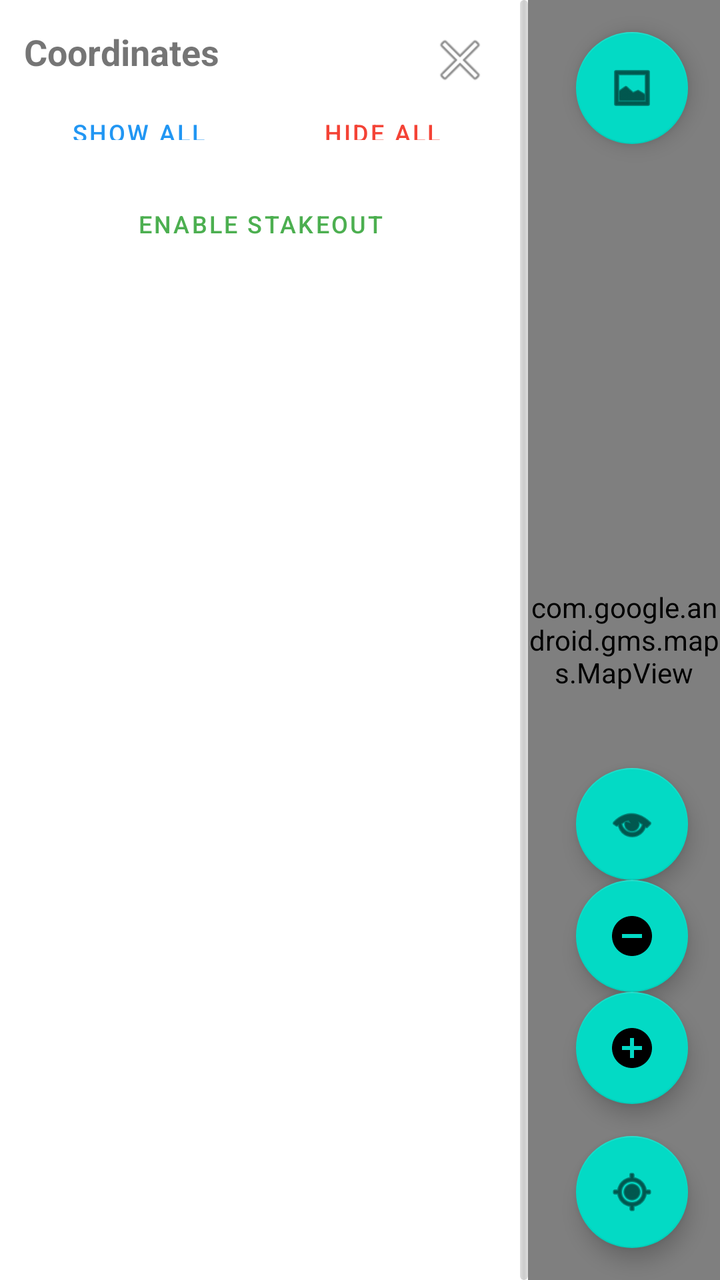
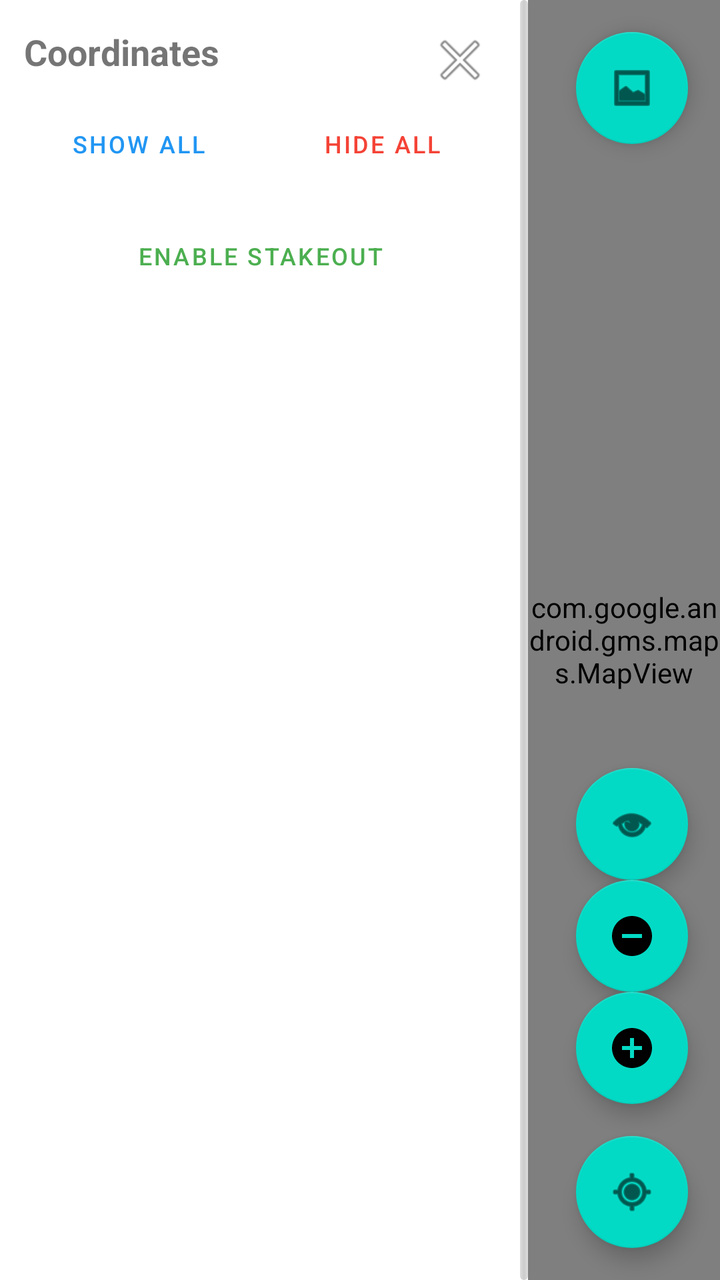

Two renders of the same Android screen: before a commit and after it. Below are the layout's source before the change and the commit's diff.
<!-- AndroidManifest.xml: application theme Theme.SurveyingApp -->
<!-- res/layout/fragment_render_map.xml -->
<?xml version="1.0" encoding="utf-8"?>
<LinearLayout xmlns:android="http://schemas.android.com/apk/res/android"
    android:layout_width="match_parent"
    android:layout_height="match_parent"
    android:orientation="horizontal">

    
    <LinearLayout
        android:id="@+id/left_panel"
        android:layout_width="260dp"
        android:layout_height="match_parent"
        android:background="#FFFFFF"
        android:orientation="vertical"
        android:padding="12dp">

        <LinearLayout
            android:layout_width="match_parent"
            android:layout_height="wrap_content"
            android:gravity="center_vertical"
            android:orientation="horizontal">

            <TextView
                android:id="@+id/left_panel_title"
                android:layout_width="0dp"
                android:layout_height="wrap_content"
                android:layout_weight="1"
                android:paddingBottom="8dp"
                android:text="Coordinates"
                android:textSize="18sp"
                android:textStyle="bold" />

            <ImageButton
                android:id="@+id/btn_collapse_panel"
                android:layout_width="36dp"
                android:layout_height="36dp"
                android:background="@android:color/transparent"
                android:contentDescription="Collapse"
                android:src="@android:drawable/ic_menu_close_clear_cancel" />
        </LinearLayout>

        
        <LinearLayout
            android:layout_width="match_parent"
            android:layout_height="wrap_content"
            android:gravity="center"
            android:orientation="horizontal"
            android:paddingBottom="8dp">

            <Button
                android:id="@+id/btn_show_all"
                android:layout_width="0dp"
                android:layout_height="32dp"
                android:layout_marginEnd="4dp"
                android:layout_weight="1"
                android:background="?android:attr/selectableItemBackground"
                android:text="Show All"
                android:textColor="#2196F3"
                android:textSize="12sp" />

            <Button
                android:id="@+id/btn_hide_all"
                android:layout_width="0dp"
                android:layout_height="32dp"
                android:layout_marginStart="4dp"
                android:layout_weight="1"
                android:background="?android:attr/selectableItemBackground"
                android:text="Hide All"
                android:textColor="#F44336"
                android:textSize="12sp" />
        </LinearLayout>

        
        <LinearLayout
            android:id="@+id/stakeout_panel"
            android:layout_width="match_parent"
            android:layout_height="wrap_content"
            android:layout_marginBottom="8dp"
            android:background="#F5F5F5"
            android:orientation="vertical"
            android:padding="8dp"
            android:visibility="gone">

            <LinearLayout
                android:layout_width="match_parent"
                android:layout_height="wrap_content"
                android:gravity="center_vertical"
                android:orientation="horizontal">

                <TextView
                    android:layout_width="0dp"
                    android:layout_height="wrap_content"
                    android:layout_weight="1"
                    android:text="Stakeout"
                    android:textSize="16sp"
                    android:textStyle="bold" />

                <Button
                    android:id="@+id/btn_clear_stakeout"
                    android:layout_width="wrap_content"
                    android:layout_height="28dp"
                    android:background="?android:attr/selectableItemBackground"
                    android:paddingHorizontal="8dp"
                    android:text="Clear"
                    android:textColor="#F44336"
                    android:textSize="10sp" />
            </LinearLayout>

            <TextView
                android:id="@+id/txt_stakeout_target"
                android:layout_width="match_parent"
                android:layout_height="wrap_content"
                android:paddingTop="4dp"
                android:text="Target: Tap map to set"
                android:textColor="#666666"
                android:textSize="12sp" />

            <LinearLayout
                android:layout_width="match_parent"
                android:layout_height="wrap_content"
                android:orientation="horizontal"
                android:paddingTop="8dp">

                <LinearLayout
                    android:layout_width="0dp"
                    android:layout_height="wrap_content"
                    android:layout_weight="1"
                    android:gravity="center"
                    android:orientation="vertical">

                    <TextView
                        android:layout_width="wrap_content"
                        android:layout_height="wrap_content"
                        android:text="Distance"
                        android:textColor="#888888"
                        android:textSize="10sp" />

                    <TextView
                        android:id="@+id/txt_stakeout_distance"
                        android:layout_width="wrap_content"
                        android:layout_height="wrap_content"
                        android:text="--"
                        android:textSize="16sp"
                        android:textStyle="bold" />
                </LinearLayout>

                <LinearLayout
                    android:layout_width="0dp"
                    android:layout_height="wrap_content"
                    android:layout_weight="1"
                    android:gravity="center"
                    android:orientation="vertical">

                    <TextView
                        android:layout_width="wrap_content"
                        android:layout_height="wrap_content"
                        android:text="Bearing"
                        android:textColor="#888888"
                        android:textSize="10sp" />

                    <TextView
                        android:id="@+id/txt_stakeout_bearing"
                        android:layout_width="wrap_content"
                        android:layout_height="wrap_content"
                        android:text="--"
                        android:textSize="16sp"
                        android:textStyle="bold" />
                </LinearLayout>

            </LinearLayout>
        </LinearLayout>

        
        <Button
            android:id="@+id/btn_toggle_stakeout"
            android:layout_width="match_parent"
            android:layout_height="wrap_content"
            android:layout_marginBottom="8dp"
            android:background="?android:attr/selectableItemBackground"
            android:text="Enable Stakeout"
            android:textColor="#4CAF50"
            android:textSize="12sp" />

        <androidx.recyclerview.widget.RecyclerView
            android:id="@+id/coordinate_toggle_list"
            android:layout_width="match_parent"
            android:layout_height="0dp"
            android:layout_weight="1" />

        <TextView
            android:id="@+id/left_panel_placeholder"
            android:layout_width="match_parent"
            android:layout_height="wrap_content"
            android:text="No coordinates"
            android:textColor="#555555"
            android:textSize="14sp"
            android:visibility="gone" />
    </LinearLayout>

    
    <View
        android:id="@+id/panel_handle"
        android:layout_width="4dp"
        android:layout_height="match_parent"
        android:background="@drawable/panel_handle_grip"
        android:contentDescription="Drag handle" />

    
    <FrameLayout
        android:layout_width="0dp"
        android:layout_height="match_parent"
        android:layout_weight="1">

        <com.google.android.gms.maps.MapView
            android:id="@+id/mapView"
            android:layout_width="match_parent"
            android:layout_height="match_parent" />

        <TextView
            android:id="@+id/text_render_map"
            android:layout_width="wrap_content"
            android:layout_height="wrap_content"
            android:layout_gravity="center"
            android:background="#66000000"
            android:padding="12dp"
            android:text="@string/render_map_placeholder"
            android:textColor="@android:color/white"
            android:textSize="18sp"
            android:visibility="gone" />

        <com.google.android.material.floatingactionbutton.FloatingActionButton
            android:id="@+id/fab_toggle_sat"
            android:layout_width="wrap_content"
            android:layout_height="wrap_content"
            android:layout_gravity="top|end"
            android:layout_margin="16dp"
            android:contentDescription="Toggle satellite"
            android:src="@android:drawable/ic_menu_gallery" />

        <com.google.android.material.floatingactionbutton.FloatingActionButton
            android:id="@+id/fab_recenter"
            android:layout_width="wrap_content"
            android:layout_height="wrap_content"
            android:layout_gravity="bottom|end"
            android:layout_margin="16dp"
            android:contentDescription="Recenter map"
            android:src="@android:drawable/ic_menu_mylocation" />

        <com.google.android.material.floatingactionbutton.FloatingActionButton
            android:id="@+id/fab_zoom_in"
            android:layout_width="wrap_content"
            android:layout_height="wrap_content"
            android:layout_gravity="bottom|end"
            android:layout_marginEnd="16dp"
            android:layout_marginBottom="88dp"
            android:contentDescription="Zoom in"
            android:src="@drawable/ic_zoom_in" />

        <com.google.android.material.floatingactionbutton.FloatingActionButton
            android:id="@+id/fab_zoom_out"
            android:layout_width="wrap_content"
            android:layout_height="wrap_content"
            android:layout_gravity="bottom|end"
            android:layout_marginEnd="16dp"
            android:layout_marginBottom="144dp"
            android:contentDescription="Zoom out"
            android:src="@drawable/ic_zoom_out" />

        <com.google.android.material.floatingactionbutton.FloatingActionButton
            android:id="@+id/fab_toggle_grid"
            android:layout_width="wrap_content"
            android:layout_height="wrap_content"
            android:layout_gravity="bottom|end"
            android:layout_marginEnd="16dp"
            android:layout_marginBottom="200dp"
            android:contentDescription="Toggle coordinate grid"
            android:src="@android:drawable/ic_menu_view" />

        
        <ImageButton
            android:id="@+id/btn_expand_panel"
            android:layout_width="40dp"
            android:layout_height="40dp"
            android:layout_gravity="center_vertical|start"
            android:layout_margin="8dp"
            android:background="#AAFFFFFF"
            android:contentDescription="Expand panel"
            android:elevation="4dp"
            android:src="@android:drawable/ic_media_play"
            android:tint="@android:color/black"
            android:visibility="gone" />

    </FrameLayout>

</LinearLayout>
<!-- resources referenced by this layout -->
<resources>
  <!-- drawable ic_zoom_in (drawable) -->
  <?xml version="1.0" encoding="utf-8"?>
  <vector xmlns:android="http://schemas.android.com/apk/res/android"
      android:width="24dp"
      android:height="24dp"
      android:viewportWidth="24"
      android:viewportHeight="24">
      
      <path
          android:fillColor="#FFFFFFFF"
          android:pathData="M12,2C6.48,2 2,6.48 2,12s4.48,10 10,10 10,-4.48 10,-10S17.52,2 12,2zM13,11h4v2h-4v4h-2v-4H7v-2h4V7h2v4z"/>
  </vector>
  <!-- drawable ic_zoom_out (drawable) -->
  <?xml version="1.0" encoding="utf-8"?>
  <vector xmlns:android="http://schemas.android.com/apk/res/android"
      android:width="24dp"
      android:height="24dp"
      android:viewportWidth="24"
      android:viewportHeight="24">
      <path
          android:fillColor="#FFFFFFFF"
          android:pathData="M12,2C6.48,2 2,6.48 2,12s4.48,10 10,10 10,-4.48 10,-10S17.52,2 12,2zM7,11h10v2H7v-2z"/>
  </vector>
  <!-- drawable panel_handle_grip (drawable) -->
  <?xml version="1.0" encoding="utf-8"?>
  <shape xmlns:android="http://schemas.android.com/apk/res/android" android:shape="rectangle">
      
      <size android:width="4dp" />
      <corners android:radius="2dp" />
      <gradient
          android:startColor="#22000000"
          android:centerColor="#33000000"
          android:endColor="#22000000"
          android:angle="0" />
  </shape>
  <string name="render_map_placeholder">No render available</string>
  <style name="Theme.SurveyingApp" parent="Theme.MaterialComponents.DayNight.DarkActionBar">
          
          <item name="colorPrimary">@color/purple_500</item>
          <item name="colorPrimaryVariant">@color/purple_700</item>
          <item name="colorOnPrimary">@color/white</item>
          
          <item name="colorSecondary">@color/teal_200</item>
          <item name="colorSecondaryVariant">@color/teal_700</item>
          <item name="colorOnSecondary">@color/black</item>
          
          <item name="android:statusBarColor">?attr/colorPrimaryVariant</item>
          
      </style>
  <color name="purple_500">#FF6200EE</color>
  <color name="purple_700">#FF3700B3</color>
  <color name="white">#FFFFFFFF</color>
  <color name="teal_200">#FF03DAC5</color>
  <color name="teal_700">#FF018786</color>
  <color name="black">#FF000000</color>
</resources>

<!-- the commit's change to res/layout/fragment_render_map.xml (unified diff, before → after) -->
@@ -49,24 +49,28 @@
             <Button
                 android:id="@+id/btn_show_all"
                 android:layout_width="0dp"
-                android:layout_height="32dp"
+                android:layout_height="wrap_content"
                 android:layout_marginEnd="4dp"
                 android:layout_weight="1"
                 android:background="?android:attr/selectableItemBackground"
                 android:text="Show All"
                 android:textColor="#2196F3"
-                android:textSize="12sp" />
+                android:textSize="12sp"
+                android:paddingTop="4dp"
+                android:paddingBottom="4dp" />
 
             <Button
                 android:id="@+id/btn_hide_all"
                 android:layout_width="0dp"
-                android:layout_height="32dp"
+                android:layout_height="wrap_content"
                 android:layout_marginStart="4dp"
                 android:layout_weight="1"
                 android:background="?android:attr/selectableItemBackground"
                 android:text="Hide All"
                 android:textColor="#F44336"
-                android:textSize="12sp" />
+                android:textSize="12sp"
+                android:paddingTop="4dp"
+                android:paddingBottom="4dp" />
         </LinearLayout>
 
         
